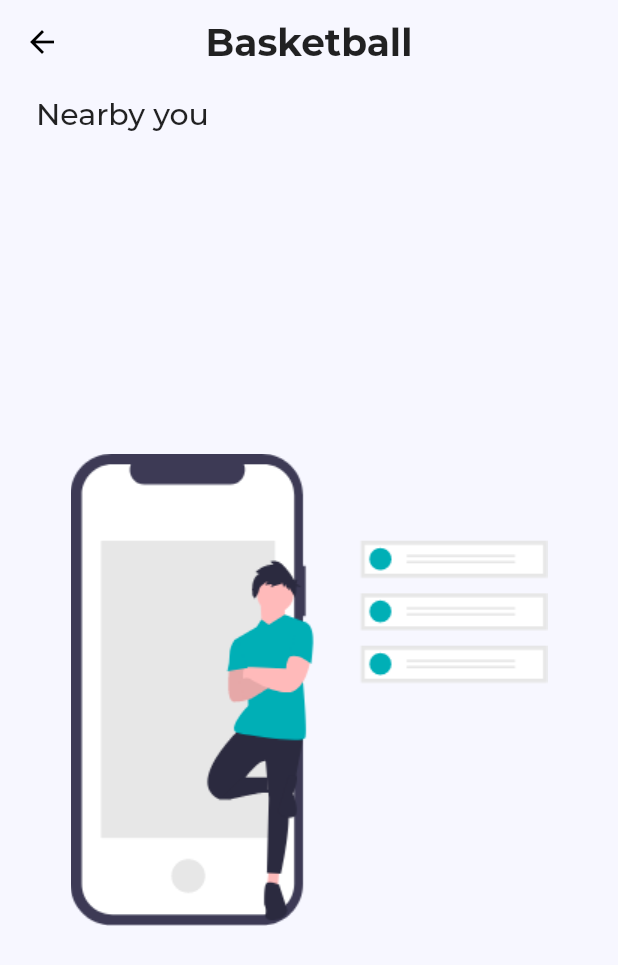
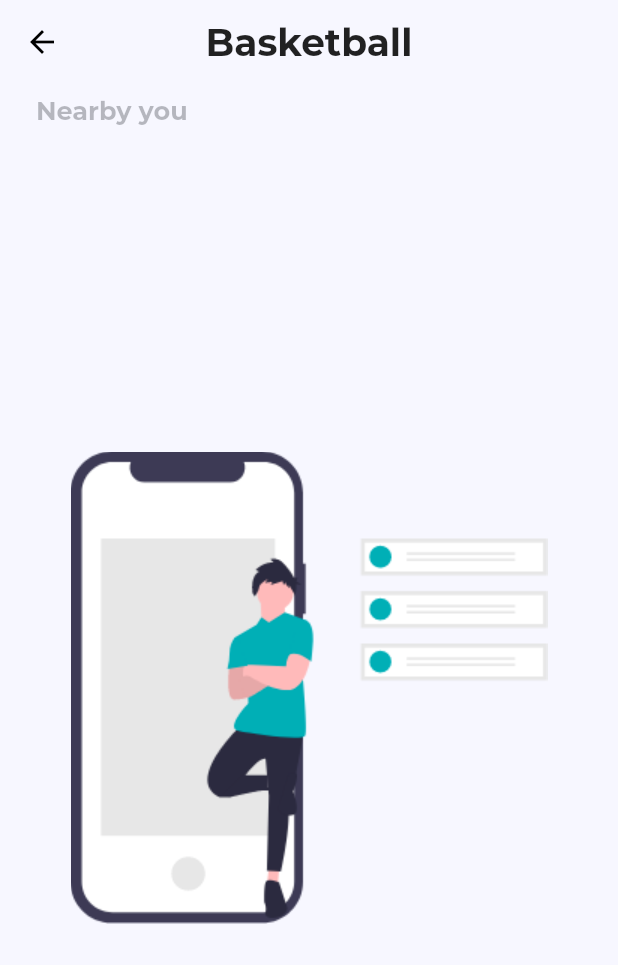
Before and after one commit to Runbhumi/Runbhumi, a Flutter app: the Home screen opened by its route, after a tap on "Basketball", on a phone screen of 412 x 824 dp. Shown: the top 965 px of the screen. Run offline on Flutter 3.47's test engine with Material 2 defaults, Android fonts, the phone set to English and light mode, and no system bars; our stand-ins replace bubble_tab_indicator, cloud_firestore, datetime_picker_formfield, firebase_auth, firebase_core, firebase_storage and 6 more; missing offline and left inert: connectivity_widget; accounts and stored records are empty; project files that could hold a hidden picture were left out.

Commit message:
minor UI changes

```diff
--- a/lib/utils/theme_config.dart
+++ b/lib/utils/theme_config.dart
@@ -57,6 +57,7 @@ class ThemeNotifier extends ChangeNotifier {
       primaryColorBrightness: Brightness.light,
       backgroundColor: Color(0xff393E46),
       floatingActionButtonTheme: FloatingActionButtonThemeData(
+        elevation: 2,
         backgroundColor: Color(0xffEA526F),
         shape: RoundedRectangleBorder(
           borderRadius: BorderRadius.all(Radius.circular(20)),
@@ -74,6 +75,7 @@ class ThemeNotifier extends ChangeNotifier {
         elevation: 20,
       ),
       floatingActionButtonTheme: FloatingActionButtonThemeData(
+        elevation: 2,
         backgroundColor: Color(0xffEA526F),
         shape: RoundedRectangleBorder(
           borderRadius: BorderRadius.all(Radius.circular(20)),
--- a/lib/view/homePage/home.dart
+++ b/lib/view/homePage/home.dart
@@ -62,11 +62,6 @@ class _HomeState extends State<Home> {
     setState(() {
       _isSearching = true;
     });
-  }
-
-  @override
-  void dispose() {
-    super.dispose();
   }
 
   void _stopSearching() {
@@ -230,7 +225,7 @@ class _HomeState extends State<Home> {
                                         ),
                                       ),
                                       Text(
-                                        DateFormat('E-dd/MM-')
+                                        DateFormat('E-dd/MM\n')
                                             .add_jm()
                                             .format(data.dateTime)
                                             .toString(),
@@ -247,9 +242,12 @@ class _HomeState extends State<Home> {
                                           ),
                                           Text(
                                             data.location,
-                                            style: Theme.of(context)
-                                                .textTheme
-                                                .subtitle1,
+                                            style: TextStyle(
+                                              fontSize: 13,
+                                              fontWeight: FontWeight.w500,
+                                              color: theme
+                                                  .currentTheme.backgroundColor,
+                                            ),
                                           ),
                                         ],
                                       )
@@ -275,6 +273,11 @@ class _HomeState extends State<Home> {
   }
 
   @override
+  void dispose() {
+    super.dispose();
+  }
+
+  @override
   Widget build(BuildContext context) {
     final ThemeNotifier theme = Provider.of<ThemeNotifier>(context);
     return Scaffold(
@@ -294,10 +297,14 @@ class _HomeState extends State<Home> {
             children: [
               Padding(
                 padding:
-                    const EdgeInsets.symmetric(horizontal: 24.0, vertical: 8.0),
+                    const EdgeInsets.symmetric(horizontal: 24.0, vertical: 4.0),
                 child: Text(
                   'Nearby you',
-                  style: Theme.of(context).textTheme.headline6,
+                  style: TextStyle(
+                    color: theme.currentTheme.backgroundColor.withOpacity(0.35),
+                    fontSize: 17,
+                    fontWeight: FontWeight.w700,
+                  ),
                   textAlign: TextAlign.start,
                 ),
               ),
@@ -332,7 +339,11 @@ class _HomeState extends State<Home> {
                 const EdgeInsets.symmetric(horizontal: 24.0, vertical: 8.0),
             child: Text(
               'Categories',
-              style: Theme.of(context).textTheme.headline6,
+              style: TextStyle(
+                color: theme.currentTheme.backgroundColor.withOpacity(0.35),
+                fontSize: 17,
+                fontWeight: FontWeight.w700,
+              ),
               textAlign: TextAlign.start,
             ),
           ),
@@ -341,6 +352,7 @@ class _HomeState extends State<Home> {
             child: Container(
               margin: EdgeInsets.symmetric(horizontal: 24.0, vertical: 8.0),
               child: Row(
+                mainAxisSize: MainAxisSize.min,
                 children: [
                   SportsCategory(
                     theme: theme,
--- a/lib/view/homePage/specific_sport.dart
+++ b/lib/view/homePage/specific_sport.dart
@@ -206,7 +206,11 @@ class _SpecificSportState extends State<SpecificSport> {
                   const EdgeInsets.symmetric(horizontal: 24.0, vertical: 8.0),
               child: Text(
                 'Nearby you',
-                style: Theme.of(context).textTheme.headline6,
+                style: TextStyle(
+                  color: theme.currentTheme.backgroundColor.withOpacity(0.35),
+                  fontSize: 17,
+                  fontWeight: FontWeight.w700,
+                ),
                 textAlign: TextAlign.start,
               ),
             ),
```
